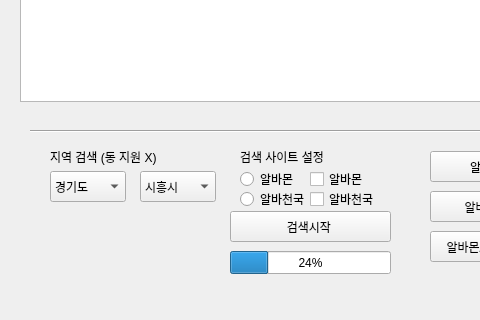
mugju/Part-time-Job-Finder, file alba.ui: the form before one commit; both pictures show x 0 to 480 and y 399 to 719 of the 1267 by 719 pixel window.
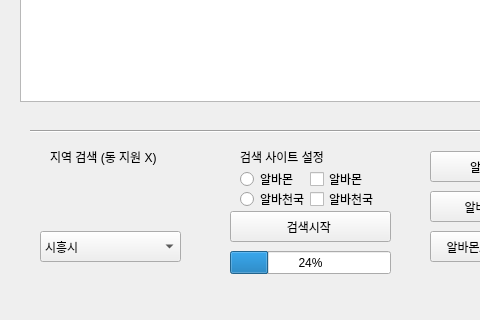
The form after the commit.

What changed in the file:
```diff
--- a/alba.ui
+++ b/alba.ui
@@ -63,27 +63,12 @@
      <string>검색결과 내 검색</string>
     </property>
    </widget>
-   <widget class="QComboBox" name="comboBox">
-    <property name="geometry">
-     <rect>
-      <x>50</x>
-      <y>570</y>
-      <width>76</width>
-      <height>31</height>
-     </rect>
-    </property>
-    <item>
-     <property name="text">
-      <string>경기도</string>
-     </property>
-    </item>
-   </widget>
    <widget class="QComboBox" name="comboBox_2">
     <property name="geometry">
      <rect>
-      <x>140</x>
-      <y>570</y>
-      <width>76</width>
+      <x>40</x>
+      <y>630</y>
+      <width>141</width>
       <height>31</height>
      </rect>
     </property>
```
